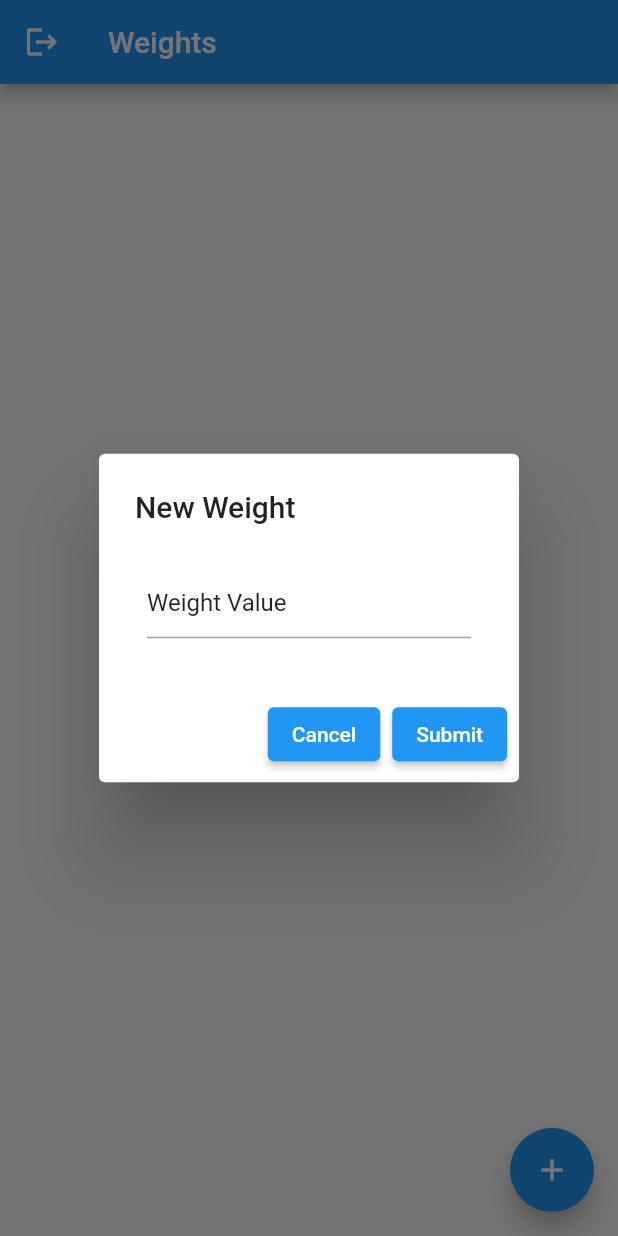
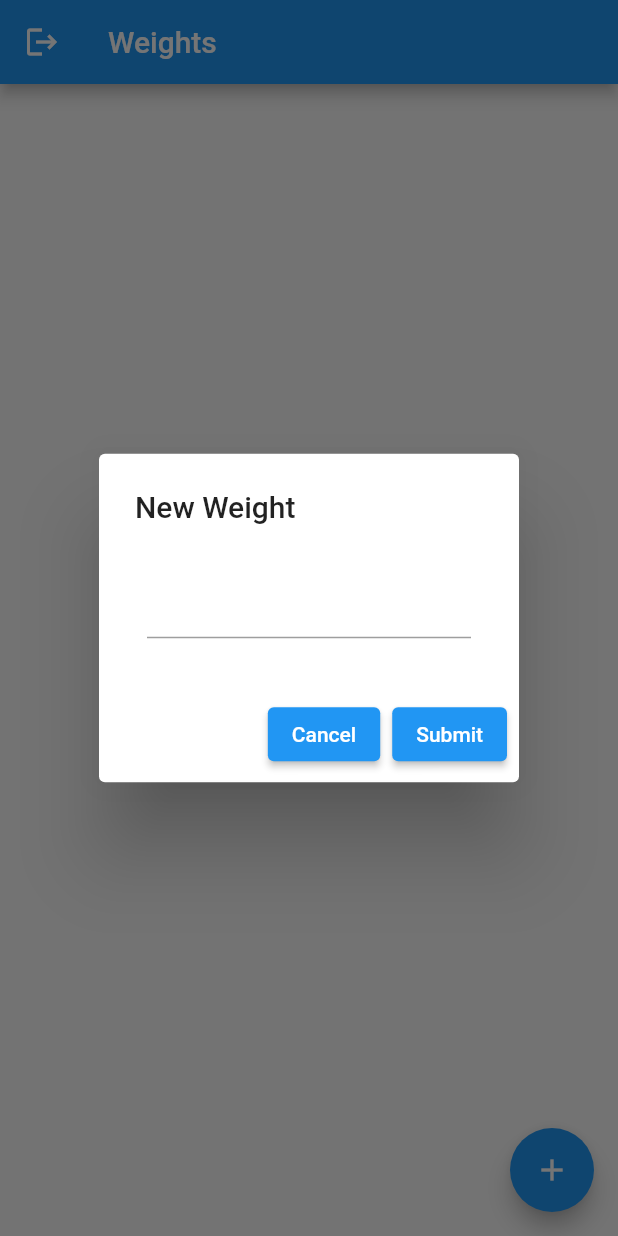
Before and after one commit to gthompson333/jasper_health_weight_tracker, a Flutter app: the screen it shows once a user with an empty profile is signed in, after a tap on the "add" icon, on a phone screen of 412 x 824 dp. Run offline on Flutter 3.47's test engine with Material 2 defaults, Android fonts, the phone set to English and light mode, and no system bars; our stand-ins replace cloud_firestore, firebase_auth, firebase_core; accounts and stored records are empty.

```diff
--- a/lib/src/ui/widgets/add_edit_weight_dialog.dart
+++ b/lib/src/ui/widgets/add_edit_weight_dialog.dart
@@ -27,7 +27,7 @@ class _AddEditWeightDialogState extends State<AddEditWeightDialog> {
           child: TextFormField(
             initialValue: widget.weight != null
                 ? '${widget.weight?.weight}'
-                : 'Weight Value',
+                : '',
             onSaved: (String? value) {
               // Note: a production app would have much better input validation.
               if (value != null && value.isNotEmpty) {
```
Also changed, not shown: 4 other files.
